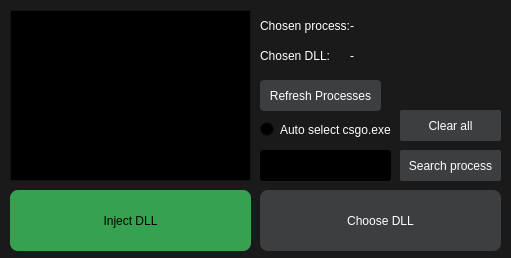
First picture: the form in main.ui, repository skajuks/CPPInjector, before the edit.
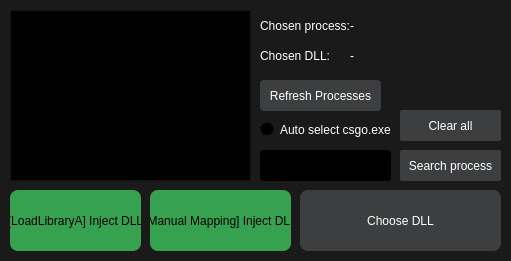
Second picture: the form after the edit.

Commit message:
added manual mapping injection method
its dank af

What changed in the file:
```diff
--- a/main.ui
+++ b/main.ui
@@ -7,7 +7,7 @@
     <x>0</x>
     <y>0</y>
     <width>511</width>
-    <height>258</height>
+    <height>261</height>
    </rect>
   </property>
   <property name="palette">
@@ -461,7 +461,7 @@
      <rect>
       <x>10</x>
       <y>190</y>
-      <width>241</width>
+      <width>131</width>
       <height>61</height>
      </rect>
     </property>
@@ -919,15 +919,15 @@
 border-radius: 8px;</string>
     </property>
     <property name="text">
-     <string>Inject DLL</string>
+     <string>[LoadLibraryA] Inject DLL</string>
     </property>
    </widget>
    <widget class="QPushButton" name="findDLL">
     <property name="geometry">
      <rect>
-      <x>260</x>
+      <x>300</x>
       <y>190</y>
-      <width>241</width>
+      <width>201</width>
       <height>61</height>
      </rect>
     </property>
@@ -1540,6 +1540,472 @@
      <string>Clear all</string>
     </property>
    </widget>
+   <widget class="QPushButton" name="InjectDLL_ManMap">
+    <property name="geometry">
+     <rect>
+      <x>150</x>
+      <y>190</y>
+      <width>141</width>
+      <height>61</height>
+     </rect>
+    </property>
+    <property name="palette">
+     <palette>
+      <active>
+       <colorrole role="WindowText">
+        <brush brushstyle="SolidPattern">
+         <color alpha="255">
+          <red>0</red>
+          <green>0</green>
+          <blue>0</blue>
+         </color>
+        </brush>
+       </colorrole>
+       <colorrole role="Button">
+        <brush brushstyle="SolidPattern">
+         <color alpha="255">
+          <red>54</red>
+          <green>162</green>
+          <blue>79</blue>
+         </color>
+        </brush>
+       </colorrole>
+       <colorrole role="Light">
+        <brush brushstyle="SolidPattern">
+         <color alpha="255">
+          <red>81</red>
+          <green>243</green>
+          <blue>119</blue>
+         </color>
+        </brush>
+       </colorrole>
+       <colorrole role="Midlight">
+        <brush brushstyle="SolidPattern">
+         <color alpha="255">
+          <red>67</red>
+          <green>202</green>
+          <blue>99</blue>
+         </color>
+        </brush>
+       </colorrole>
+       <colorrole role="Dark">
+        <brush brushstyle="SolidPattern">
+         <color alpha="255">
+          <red>27</red>
+          <green>81</green>
+          <blue>40</blue>
+         </color>
+        </brush>
+       </colorrole>
+       <colorrole role="Mid">
+        <brush brushstyle="SolidPattern">
+         <color alpha="255">
+          <red>36</red>
+          <green>108</green>
+          <blue>53</blue>
+         </color>
+        </brush>
+       </colorrole>
+       <colorrole role="Text">
+        <brush brushstyle="SolidPattern">
+         <color alpha="255">
+          <red>0</red>
+          <green>0</green>
+          <blue>0</blue>
+         </color>
+        </brush>
+       </colorrole>
+       <colorrole role="BrightText">
+        <brush brushstyle="SolidPattern">
+         <color alpha="255">
+          <red>255</red>
+          <green>255</green>
+          <blue>255</blue>
+         </color>
+        </brush>
+       </colorrole>
+       <colorrole role="ButtonText">
+        <brush brushstyle="SolidPattern">
+         <color alpha="255">
+          <red>0</red>
+          <green>0</green>
+          <blue>0</blue>
+         </color>
+        </brush>
+       </colorrole>
+       <colorrole role="Base">
+        <brush brushstyle="SolidPattern">
+         <color alpha="255">
+          <red>54</red>
+          <green>162</green>
+          <blue>79</blue>
+         </color>
+        </brush>
+       </colorrole>
+       <colorrole role="Window">
+        <brush brushstyle="SolidPattern">
+         <color alpha="255">
+          <red>54</red>
+          <green>162</green>
+          <blue>79</blue>
+         </color>
+        </brush>
+       </colorrole>
+       <colorrole role="Shadow">
+        <brush brushstyle="SolidPattern">
+         <color alpha="255">
+          <red>0</red>
+          <green>0</green>
+          <blue>0</blue>
+         </color>
+        </brush>
+       </colorrole>
+       <colorrole role="AlternateBase">
+        <brush brushstyle="SolidPattern">
+         <color alpha="255">
+          <red>154</red>
+          <green>208</green>
+          <blue>167</blue>
+         </color>
+        </brush>
+       </colorrole>
+       <colorrole role="ToolTipBase">
+        <brush brushstyle="SolidPattern">
+         <color alpha="255">
+          <red>255</red>
+          <green>255</green>
+          <blue>220</blue>
+         </color>
+        </brush>
+       </colorrole>
+       <colorrole role="ToolTipText">
+        <brush brushstyle="SolidPattern">
+         <color alpha="255">
+          <red>0</red>
+          <green>0</green>
+          <blue>0</blue>
+         </color>
+        </brush>
+       </colorrole>
+       <colorrole role="PlaceholderText">
+        <brush brushstyle="SolidPattern">
+         <color alpha="128">
+          <red>255</red>
+          <green>255</green>
+          <blue>255</blue>
+         </color>
+        </brush>
+       </colorrole>
+      </active>
+      <inactive>
+       <colorrole role="WindowText">
+        <brush brushstyle="SolidPattern">
+         <color alpha="255">
+          <red>0</red>
+          <green>0</green>
+          <blue>0</blue>
+         </color>
+        </brush>
+       </colorrole>
+       <colorrole role="Button">
+        <brush brushstyle="SolidPattern">
+         <color alpha="255">
+          <red>54</red>
+          <green>162</green>
+          <blue>79</blue>
+         </color>
+        </brush>
+       </colorrole>
+       <colorrole role="Light">
+        <brush brushstyle="SolidPattern">
+         <color alpha="255">
+          <red>81</red>
+          <green>243</green>
+          <blue>119</blue>
+         </color>
+        </brush>
+       </colorrole>
+       <colorrole role="Midlight">
+        <brush brushstyle="SolidPattern">
+         <color alpha="255">
+          <red>67</red>
+          <green>202</green>
+          <blue>99</blue>
+         </color>
+        </brush>
+       </colorrole>
+       <colorrole role="Dark">
+        <brush brushstyle="SolidPattern">
+         <color alpha="255">
+          <red>27</red>
+          <green>81</green>
+          <blue>40</blue>
+         </color>
+        </brush>
+       </colorrole>
+       <colorrole role="Mid">
+        <brush brushstyle="SolidPattern">
+         <color alpha="255">
+          <red>36</red>
+          <green>108</green>
+          <blue>53</blue>
+         </color>
+        </brush>
+       </colorrole>
+       <colorrole role="Text">
+        <brush brushstyle="SolidPattern">
+         <color alpha="255">
+          <red>0</red>
+          <green>0</green>
+          <blue>0</blue>
+         </color>
+        </brush>
+       </colorrole>
+       <colorrole role="BrightText">
+        <brush brushstyle="SolidPattern">
+         <color alpha="255">
+          <red>255</red>
+          <green>255</green>
+          <blue>255</blue>
+         </color>
+        </brush>
+       </colorrole>
+       <colorrole role="ButtonText">
+        <brush brushstyle="SolidPattern">
+         <color alpha="255">
+          <red>0</red>
+          <green>0</green>
+          <blue>0</blue>
+         </color>
+        </brush>
+       </colorrole>
+       <colorrole role="Base">
+        <brush brushstyle="SolidPattern">
+         <color alpha="255">
+          <red>54</red>
+          <green>162</green>
+          <blue>79</blue>
+         </color>
+        </brush>
+       </colorrole>
+       <colorrole role="Window">
+        <brush brushstyle="SolidPattern">
+         <color alpha="255">
+          <red>54</red>
+          <green>162</green>
+          <blue>79</blue>
+         </color>
+        </brush>
+       </colorrole>
+       <colorrole role="Shadow">
+        <brush brushstyle="SolidPattern">
+         <color alpha="255">
+          <red>0</red>
+          <green>0</green>
+          <blue>0</blue>
+         </color>
+        </brush>
+       </colorrole>
+       <colorrole role="AlternateBase">
+        <brush brushstyle="SolidPattern">
+         <color alpha="255">
+          <red>154</red>
+          <green>208</green>
+          <blue>167</blue>
+         </color>
+        </brush>
+       </colorrole>
+       <colorrole role="ToolTipBase">
+        <brush brushstyle="SolidPattern">
+         <color alpha="255">
+          <red>255</red>
+          <green>255</green>
+          <blue>220</blue>
+         </color>
+        </brush>
+       </colorrole>
+       <colorrole role="ToolTipText">
+        <brush brushstyle="SolidPattern">
+         <color alpha="255">
+          <red>0</red>
+          <green>0</green>
+          <blue>0</blue>
+         </color>
+        </brush>
+       </colorrole>
+       <colorrole role="PlaceholderText">
+        <brush brushstyle="SolidPattern">
+         <color alpha="128">
+          <red>255</red>
+          <green>255</green>
+          <blue>255</blue>
+         </color>
+        </brush>
+       </colorrole>
+      </inactive>
+      <disabled>
+       <colorrole role="WindowText">
+        <brush brushstyle="SolidPattern">
+         <color alpha="255">
+          <red>27</red>
+          <green>81</green>
+          <blue>40</blue>
+         </color>
+        </brush>
+       </colorrole>
+       <colorrole role="Button">
+        <brush brushstyle="SolidPattern">
+         <color alpha="255">
+          <red>54</red>
+          <green>162</green>
+          <blue>79</blue>
+         </color>
+        </brush>
+       </colorrole>
+       <colorrole role="Light">
+        <brush brushstyle="SolidPattern">
+         <color alpha="255">
+          <red>81</red>
+          <green>243</green>
+          <blue>119</blue>
+         </color>
+        </brush>
+       </colorrole>
+       <colorrole role="Midlight">
+        <brush brushstyle="SolidPattern">
+         <color alpha="255">
+          <red>67</red>
+          <green>202</green>
+          <blue>99</blue>
+         </color>
+        </brush>
+       </colorrole>
+       <colorrole role="Dark">
+        <brush brushstyle="SolidPattern">
+         <color alpha="255">
+          <red>27</red>
+          <green>81</green>
+          <blue>40</blue>
+         </color>
+        </brush>
+       </colorrole>
+       <colorrole role="Mid">
+        <brush brushstyle="SolidPattern">
+         <color alpha="255">
+          <red>36</red>
+          <green>108</green>
+          <blue>53</blue>
+         </color>
+        </brush>
+       </colorrole>
+       <colorrole role="Text">
+        <brush brushstyle="SolidPattern">
+         <color alpha="255">
+          <red>27</red>
+          <green>81</green>
+          <blue>40</blue>
+         </color>
+        </brush>
+       </colorrole>
+       <colorrole role="BrightText">
+        <brush brushstyle="SolidPattern">
+         <color alpha="255">
+          <red>255</red>
+          <green>255</green>
+          <blue>255</blue>
+         </color>
+        </brush>
+       </colorrole>
+       <colorrole role="ButtonText">
+        <brush brushstyle="SolidPattern">
+         <color alpha="255">
+          <red>27</red>
+          <green>81</green>
+          <blue>40</blue>
+         </color>
+        </brush>
+       </colorrole>
+       <colorrole role="Base">
+        <brush brushstyle="SolidPattern">
+         <color alpha="255">
+          <red>54</red>
+          <green>162</green>
+          <blue>79</blue>
+         </color>
+        </brush>
+       </colorrole>
+       <colorrole role="Window">
+        <brush brushstyle="SolidPattern">
+         <color alpha="255">
+          <red>54</red>
+          <green>162</green>
+          <blue>79</blue>
+         </color>
+        </brush>
+       </colorrole>
+       <colorrole role="Shadow">
+        <brush brushstyle="SolidPattern">
+         <color alpha="255">
+          <red>0</red>
+          <green>0</green>
+          <blue>0</blue>
+         </color>
+        </brush>
+       </colorrole>
+       <colorrole role="AlternateBase">
+        <brush brushstyle="SolidPattern">
+         <color alpha="255">
+          <red>54</red>
+          <green>162</green>
+          <blue>79</blue>
+         </color>
+        </brush>
+       </colorrole>
+       <colorrole role="ToolTipBase">
+        <brush brushstyle="SolidPattern">
+         <color alpha="255">
+          <red>255</red>
+          <green>255</green>
+          <blue>220</blue>
+         </color>
+        </brush>
+       </colorrole>
+       <colorrole role="ToolTipText">
+        <brush brushstyle="SolidPattern">
+         <color alpha="255">
+          <red>0</red>
+          <green>0</green>
+          <blue>0</blue>
+         </color>
+        </brush>
+       </colorrole>
+       <colorrole role="PlaceholderText">
+        <brush brushstyle="SolidPattern">
+         <color alpha="128">
+          <red>255</red>
+          <green>255</green>
+          <blue>255</blue>
+         </color>
+        </brush>
+       </colorrole>
+      </disabled>
+     </palette>
+    </property>
+    <property name="cursor">
+     <cursorShape>PointingHandCursor</cursorShape>
+    </property>
+    <property name="autoFillBackground">
+     <bool>false</bool>
+    </property>
+    <property name="styleSheet">
+     <string notr="true">
+background-color: rgb(54, 162, 79);
+border-radius: 8px;</string>
+    </property>
+    <property name="text">
+     <string>[Manual Mapping] Inject DLL</string>
+    </property>
+   </widget>
   </widget>
  </widget>
  <resources/>
```
The commit also changes 6 other files.
